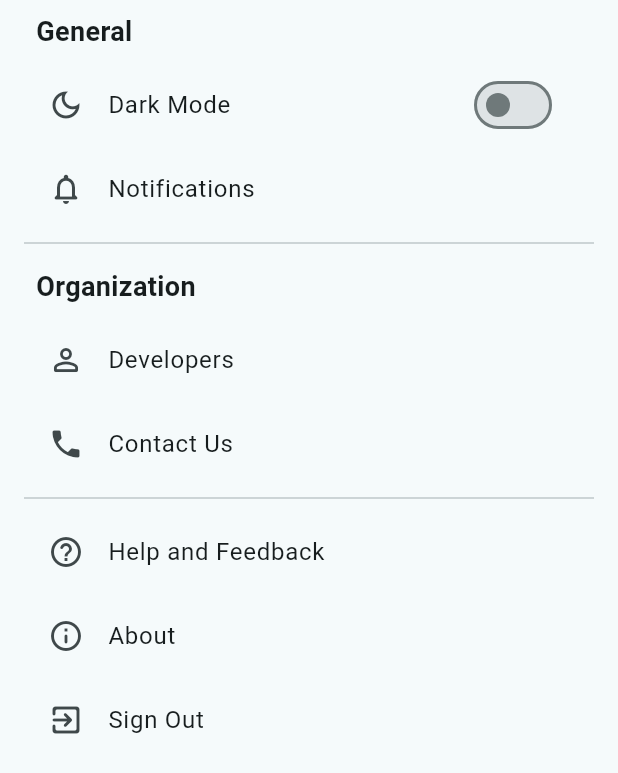
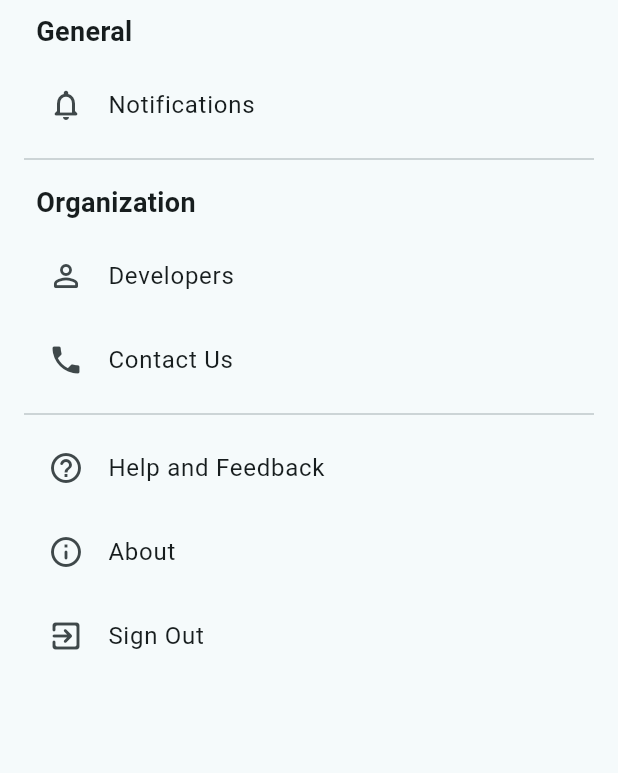
Before and after one commit to vladigarcia/autopago, a Flutter app: the SettingsPage2 screen opened directly, on a phone screen of 412 x 824 dp. Shown: the top 773 px of the screen. Run offline on Flutter 3.47's test engine with Material 2 defaults, Android fonts, the phone set to English and light mode, and no system bars; our stand-ins replace cloud_firestore, firebase_auth, firebase_core, google_nav_bar; accounts and stored records are empty.

Commit message:
cambios p1 j

```diff
--- a/lib/pages/luz.dart
+++ b/lib/pages/luz.dart
@@ -1,5 +1,3 @@
-
-
 import 'dart:convert';
 import 'package:flutter/material.dart';
 import 'package:http/http.dart' as http;
--- a/lib/pages/mas.dart
+++ b/lib/pages/mas.dart
@@ -45,22 +45,11 @@ class _SettingsPage2State extends State<SettingsPage2> {
               _SingleSection(
                 title: "General",
                 children: [
-                  _CustomListTile(
-                    title: "Dark Mode",
-                    icon: Icons.dark_mode_outlined,
-                    trailing: Switch(
-                      value: _isDark,
-                      onChanged: (value) {
-                        setState(() {
-                          _isDark = value;
-                        });
-                        _toggleDarkMode();
-                      },
+                  GestureDetector(
+                    child: _CustomListTile(
+                        title: "Notifications",
+                        icon: Icons.notifications_none_rounded,
                     ),
-                  ),
-                  const _CustomListTile(
-                    title: "Notifications",
-                    icon: Icons.notifications_none_rounded,
                   ),
                 ],
               ),
```
Also changed, not shown: lib/pages/contactenos.dart (added), lib/pages/notificaciones.dart (added).
